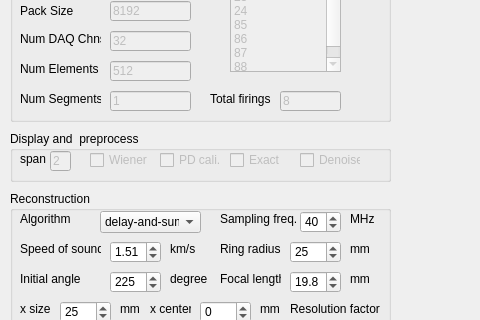
Before: the Qt Designer form configDialog.ui in lirenzhucn/PACT_code, drawn with Qt 5; both pictures show x 0 to 480 and y 269 to 589 of the 882 by 723 pixel window.
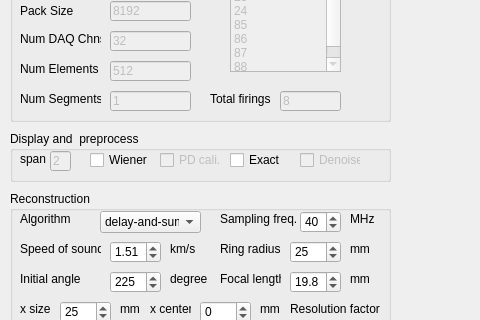
After: the same form once the commit is applied. Custom widgets are drawn as their Qt base class.

Commit message: Enabling wi and exact in GUI and other minor updates

```diff
--- a/configDialog.ui
+++ b/configDialog.ui
@@ -488,7 +488,7 @@
    </widget>
    <widget class="QCheckBox" name="mChkWi">
     <property name="enabled">
-     <bool>false</bool>
+     <bool>true</bool>
     </property>
     <property name="geometry">
      <rect>
@@ -520,7 +520,7 @@
    </widget>
    <widget class="QCheckBox" name="mChkExact">
     <property name="enabled">
-     <bool>false</bool>
+     <bool>true</bool>
     </property>
     <property name="geometry">
      <rect>
```
The commit also changes 3 other files.
